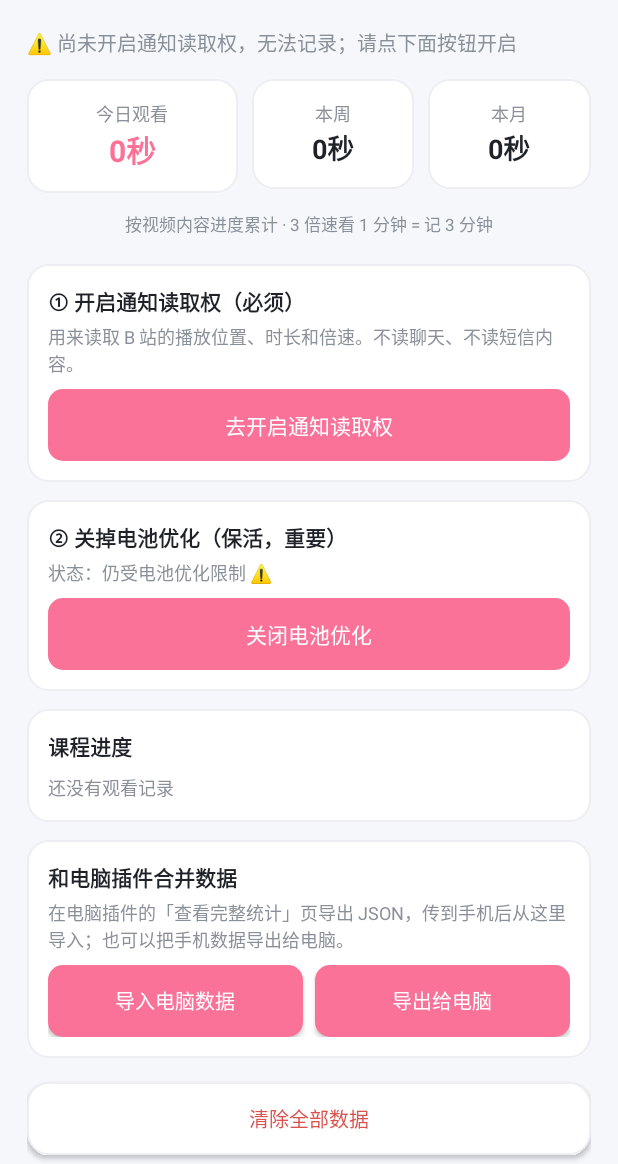
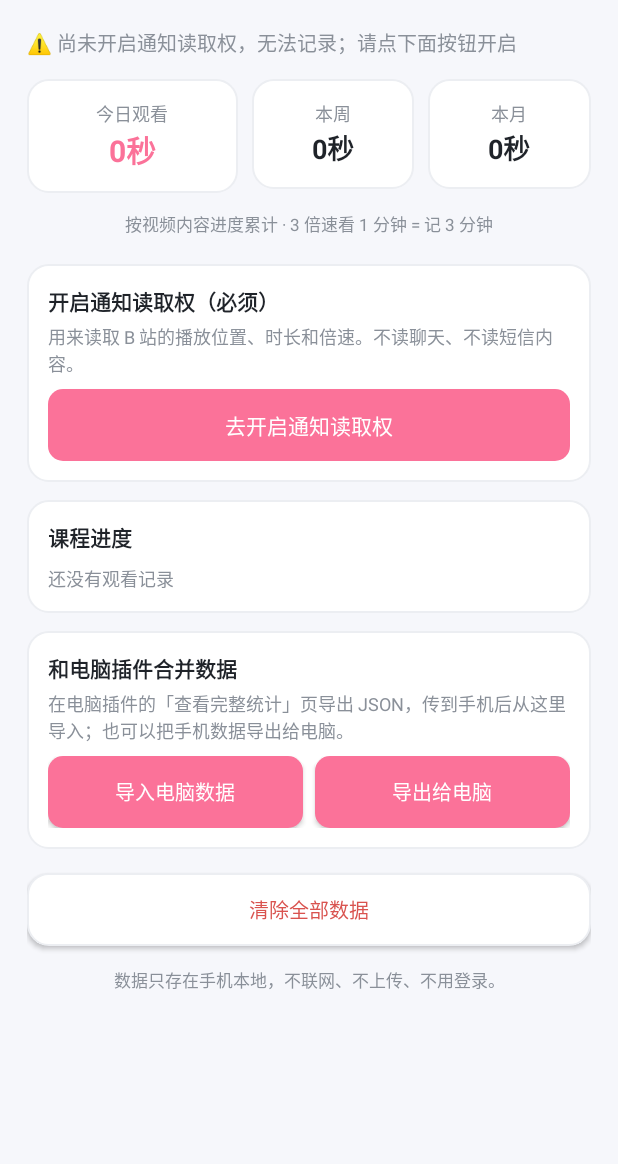
Before and after one commit to mwth666/BiliStudy-Android, an Android app: the screen it shows after launch (MainActivity), on a phone screen of 412 x 824 dp, the part 72-1236 px from its top. Run offline under Robolectric (Android 15) with nearby library versions, the phone set to English and light mode, and no system bars.

Commit message:
chore: 移除关闭电池优化的引导与权限

```diff
--- a/app/src/main/AndroidManifest.xml
+++ b/app/src/main/AndroidManifest.xml
@@ -6,7 +6,6 @@
     <uses-permission android:name="android.permission.FOREGROUND_SERVICE_DATA_SYNC" />
     <uses-permission android:name="android.permission.POST_NOTIFICATIONS" />
     <uses-permission android:name="android.permission.RECEIVE_BOOT_COMPLETED" />
-    <uses-permission android:name="android.permission.REQUEST_IGNORE_BATTERY_OPTIMIZATIONS" />
     <!-- 通知读取权：用来拿到 B 站的 MediaSession（播放位置/时长/倍速） -->
     <uses-permission android:name="android.permission.BIND_NOTIFICATION_LISTENER_SERVICE" />
 
--- a/app/src/main/java/com/bilistudy/app/MainActivity.java
+++ b/app/src/main/java/com/bilistudy/app/MainActivity.java
@@ -10,7 +10,6 @@ import android.content.pm.PackageManager;
 import android.net.Uri;
 import android.os.Build;
 import android.os.Bundle;
-import android.os.PowerManager;
 import android.provider.Settings;
 import android.view.View;
 import android.widget.Button;
@@ -28,7 +27,7 @@ public class MainActivity extends Activity {
     private static final int REQ_NOTIF = 43;
 
     private StatsStore store;
-    private TextView status, todayVal, weekVal, monthVal, streakTop, courses, batteryState;
+    private TextView status, todayVal, weekVal, monthVal, streakTop, courses;
 
     @Override
     protected void onCreate(Bundle savedInstanceState) {
@@ -43,13 +42,9 @@ public class MainActivity extends Activity {
         monthVal = (TextView) findViewById(R.id.monthVal);
         streakTop = (TextView) findViewById(R.id.streakTop);
         courses = (TextView) findViewById(R.id.courses);
-        batteryState = (TextView) findViewById(R.id.batteryState);
 
         findViewById(R.id.btnNotif).setOnClickListener(new View.OnClickListener() {
             @Override public void onClick(View v) { openNotificationAccess(); }
-        });
-        findViewById(R.id.btnBattery).setOnClickListener(new View.OnClickListener() {
-            @Override public void onClick(View v) { requestIgnoreBattery(); }
         });
         findViewById(R.id.btnImport).setOnClickListener(new View.OnClickListener() {
             @Override public void onClick(View v) { openFilePicker(); }
@@ -87,10 +82,6 @@ public class MainActivity extends Activity {
         JSONObject st = store.streak();
         streakTop.setText("🔥 " + (st == null ? 0 : st.optInt("current", 0)) + " 天");
 
-        PowerManager pm = (PowerManager) getSystemService(Context.POWER_SERVICE);
-        boolean ignoring = pm != null && pm.isIgnoringBatteryOptimizations(getPackageName());
-        batteryState.setText(ignoring ? "状态：已关闭电池优化 ✅" : "状态：仍受电池优化限制 ⚠️");
-
         try {
             JSONObject cs = store.courseProgress();
             java.util.Iterator<String> it = cs.keys();
@@ -116,20 +107,6 @@ public class MainActivity extends Activity {
             }
         } catch (Exception e) {
             Toast.makeText(this, "找不到设置页，请在系统设置里搜索「通知使用权」", Toast.LENGTH_LONG).show();
-        }
-    }
-
-    private void requestIgnoreBattery() {
-        try {
-            if (Build.VERSION.SDK_INT >= Build.VERSION_CODES.M) {
-                Intent i = new Intent(Settings.ACTION_REQUEST_IGNORE_BATTERY_OPTIMIZATIONS);
-                i.setData(Uri.parse("package:" + getPackageName()));
-                startActivity(i);
-            } else {
-                Toast.makeText(this, "当前系统版本无需设置", Toast.LENGTH_SHORT).show();
-            }
-        } catch (Exception e) {
-            Toast.makeText(this, "请在系统设置里手动关闭本应用的电池优化", Toast.LENGTH_LONG).show();
         }
     }
 
--- a/app/src/main/res/layout/activity_main.xml
+++ b/app/src/main/res/layout/activity_main.xml
@@ -81,7 +81,7 @@
             android:orientation="vertical" android:background="@drawable/bg_card"
             android:layout_marginBottom="12dp">
             <TextView android:layout_width="wrap_content" android:layout_height="wrap_content"
-                android:text="① 开启通知读取权（必须）" android:textSize="14sp"
+                android:text="开启通知读取权（必须）" android:textSize="14sp"
                 android:textStyle="bold" android:textColor="@color/text" />
             <TextView android:layout_width="wrap_content" android:layout_height="wrap_content"
                 android:text="用来读取 B 站的播放位置、时长和倍速。不读聊天、不读短信内容。"
@@ -89,22 +89,6 @@
                 android:layout_marginTop="4dp" />
             <Button android:id="@+id/btnNotif" android:layout_width="match_parent"
                 android:layout_height="wrap_content" android:text="去开启通知读取权"
-                android:background="@drawable/bg_btn_primary" android:textColor="#FFFFFFFF"
-                android:textSize="14sp" android:layout_marginTop="8dp" />
-        </LinearLayout>
-
-        <LinearLayout android:layout_width="match_parent" android:layout_height="wrap_content"
-            android:orientation="vertical" android:background="@drawable/bg_card"
-            android:layout_marginBottom="12dp">
-            <TextView android:layout_width="wrap_content" android:layout_height="wrap_content"
-                android:text="② 关掉电池优化（保活，重要）" android:textSize="14sp"
-                android:textStyle="bold" android:textColor="@color/text" />
-            <TextView android:id="@+id/batteryState" android:layout_width="wrap_content"
-                android:layout_height="wrap_content" android:text="状态：未知"
-                android:textSize="12sp" android:textColor="@color/muted"
-                android:layout_marginTop="4dp" />
-            <Button android:id="@+id/btnBattery" android:layout_width="match_parent"
-                android:layout_height="wrap_content" android:text="关闭电池优化"
                 android:background="@drawable/bg_btn_primary" android:textColor="#FFFFFFFF"
                 android:textSize="14sp" android:layout_marginTop="8dp" />
         </LinearLayout>
```
Also changed, not shown: 2 other files.
